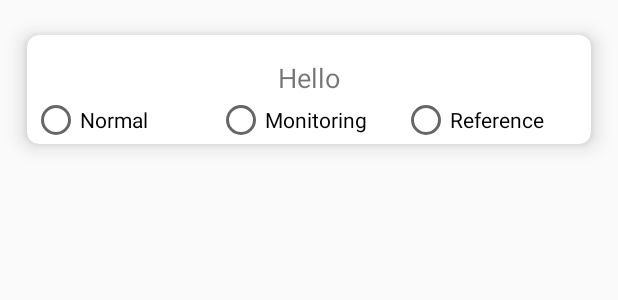
After one commit to KatGkar/BabyLand, an Android app: the layout activity_examination_list_items.xml on its own in the app's theme, with its tools: preview values and no code run, on a phone screen of 412 x 824 dp. The commit adds this screen. Shown: the top 300 px of the screen. Run offline under Robolectric (Android 15) with nearby library versions, the phone set to English and light mode, and no system bars.

Commit message:
new activity examination list

```diff
--- /dev/null
+++ b/app/src/main/res/layout/activity_examination_list_items.xml
@@ -0,0 +1,72 @@
+<?xml version="1.0" encoding="utf-8"?>
+<androidx.constraintlayout.widget.ConstraintLayout xmlns:android="http://schemas.android.com/apk/res/android"
+    xmlns:app="http://schemas.android.com/apk/res-auto"
+    xmlns:tools="http://schemas.android.com/tools"
+    android:layout_width="match_parent"
+    android:layout_height="wrap_content"
+    tools:context=".examinationListItems">
+
+    <androidx.cardview.widget.CardView
+        android:layout_width="0dp"
+        android:layout_height="wrap_content"
+        android:layout_margin="5dp"
+        app:cardCornerRadius="8dp"
+        app:cardElevation="8dp"
+        app:cardMaxElevation="10dp"
+        app:cardPreventCornerOverlap="true"
+        app:cardUseCompatPadding="true"
+        app:layout_constraintEnd_toEndOf="parent"
+        app:layout_constraintStart_toStartOf="parent"
+        app:layout_constraintTop_toTopOf="parent">
+
+        <androidx.constraintlayout.widget.ConstraintLayout
+            android:layout_width="match_parent"
+            android:layout_height="match_parent">
+
+            <TextView
+                android:id="@+id/examinationListItemTextView"
+                android:layout_width="wrap_content"
+                android:layout_height="wrap_content"
+                android:layout_marginTop="16dp"
+                android:gravity="center_horizontal"
+                android:text="Hello"
+                android:textSize="18sp"
+                app:layout_constraintEnd_toEndOf="parent"
+                app:layout_constraintStart_toStartOf="parent"
+                app:layout_constraintTop_toTopOf="parent" />
+
+            <RadioGroup
+                android:id="@+id/radioGroup2"
+                android:layout_width="369dp"
+                android:layout_height="wrap_content"
+                android:orientation="horizontal"
+                app:layout_constraintBottom_toBottomOf="parent"
+                app:layout_constraintEnd_toEndOf="parent"
+                app:layout_constraintStart_toStartOf="parent"
+                app:layout_constraintTop_toBottomOf="@+id/examinationListItemTextView">
+
+                <RadioButton
+                    android:id="@+id/radioButton3"
+                    android:layout_width="123dp"
+                    android:layout_height="wrap_content"
+                    android:text="Normal" />
+
+                <RadioButton
+                    android:id="@+id/radioButton"
+                    android:layout_width="123dp"
+                    android:layout_height="wrap_content"
+                    android:text="Monitoring" />
+
+                <RadioButton
+                    android:id="@+id/radioButton2"
+                    android:layout_width="123dp"
+                    android:layout_height="wrap_content"
+                    android:text="Reference" />
+
+            </RadioGroup>
+
+        </androidx.constraintlayout.widget.ConstraintLayout>
+
+    </androidx.cardview.widget.CardView>
+
+</androidx.constraintlayout.widget.ConstraintLayout>
```
Also changed, not shown: app/src/main/AndroidManifest.xml (+16 -5 lines), app/src/main/java/com/example/babyland/examinationList.java (added, +77 -0 lines), app/src/main/java/com/example/babyland/recyclerAdapter.java (+11 -4 lines), app/src/main/res/layout/activity_examination_list.xml (added, +33 -0 lines).
